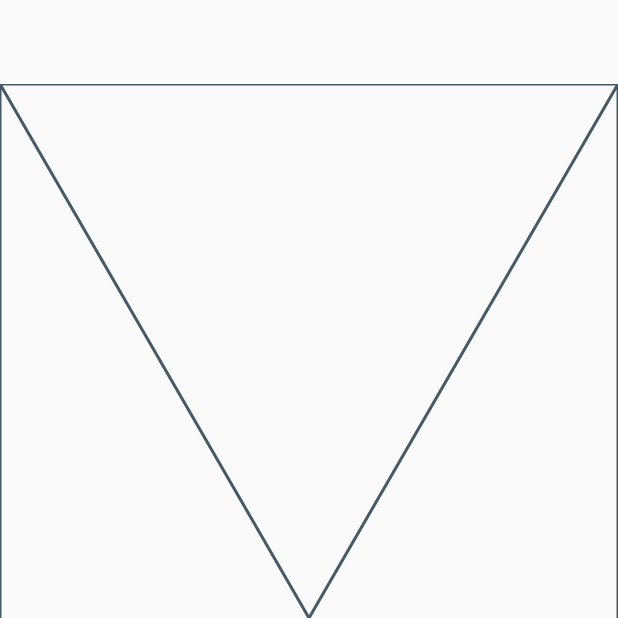
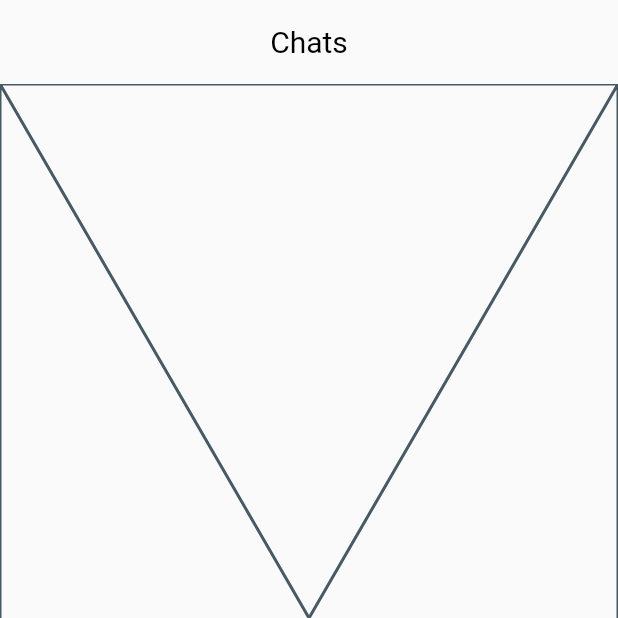
Before and after one commit to TuranTalayhan/message_app, a Flutter app: the screen it shows once a user with an empty profile is signed in, on a phone screen of 412 x 824 dp, the top half of it. Run offline on Flutter 3.47's test engine with Material 2 defaults, Android fonts, the phone set to English and light mode, and no system bars; our stand-ins replace cloud_firestore, firebase_auth, firebase_core, firebase_storage, google_sign_in, image_cropper and 4 more; missing offline and left inert: mobile_scanner, screen_brightness; accounts and stored records are empty.

```diff
--- a/lib/pages/home/contacts.dart
+++ b/lib/pages/home/contacts.dart
@@ -59,8 +59,6 @@ class _ContactsState extends State<Contacts> {
                     child: CircularProgressIndicator(),
                   );
                 }
-
-                var docs = snapshot.data!.docs;
                 return ListView.builder(
                   itemCount: snapshot.data!.size,
                   itemBuilder: (context, index) {
@@ -90,7 +88,6 @@ class _ContactsState extends State<Contacts> {
                               ),
                       ),
                     );
-                    ;
                   },
                 );
               },
--- a/lib/pages/home/navigation_bar_page.dart
+++ b/lib/pages/home/navigation_bar_page.dart
@@ -35,6 +35,14 @@ class _NavigationBarPageState extends State<NavigationBarPage> {
     return Scaffold(
       appBar: AppBar(
         elevation: 0,
+        title: _currentPageIndex == 0
+            ? const Text("Chats")
+            : _currentPageIndex == 1
+                ? const Text("Calls")
+                : _currentPageIndex == 2
+                    ? const Text("Contacts")
+                    : const Text("Settings"),
+        centerTitle: true,
         actions: [
           if (_currentPageIndex == 2)
             IconButton(
```
